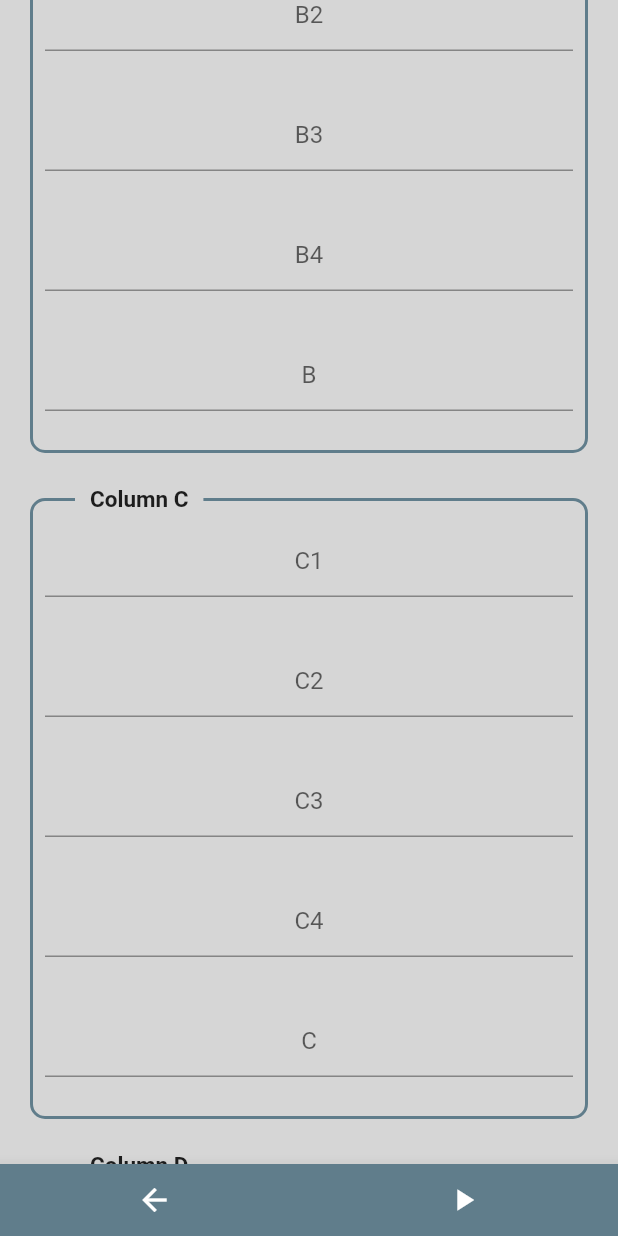
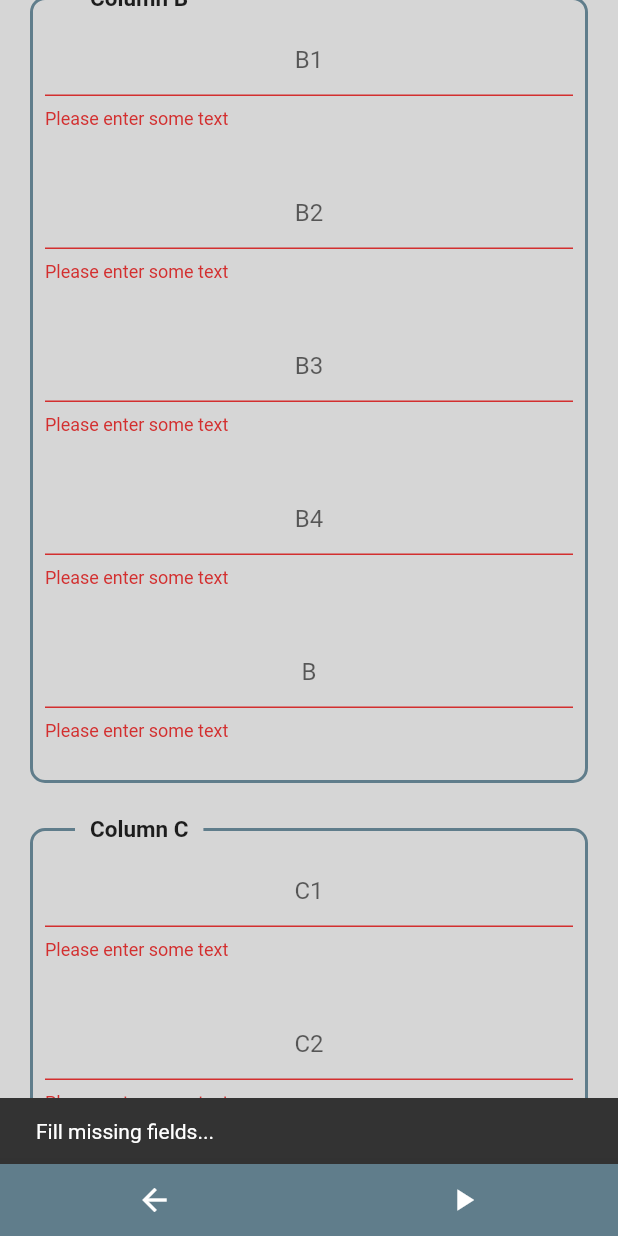
Before and after one commit to Pkisic/associate_me, a Flutter app: the CreatePage screen opened directly, scrolled down 576 dp, after a tap on the "play arrow" icon, on a phone screen of 412 x 824 dp. Run offline on Flutter 3.47's test engine with Material 2 defaults, Android fonts, the phone set to English and light mode, and no system bars.

Commit message:
Added validation and persistent text after validation

```diff
--- a/lib/views/create_page.dart
+++ b/lib/views/create_page.dart
@@ -11,6 +11,7 @@ class CreatePage extends StatefulWidget {
 
 class _CreatePageState extends State<CreatePage> {
   final service = BaseService();
+  final _formKey = GlobalKey<FormState>();
   Map<String, TextEditingController> textEditingControllers = {};
 
   @override
@@ -23,6 +24,7 @@ class _CreatePageState extends State<CreatePage> {
   Widget build(BuildContext context) {
     return MyInheritedWidget(
       map: textEditingControllers,
+      formKey: _formKey,
       child: Scaffold(
         backgroundColor: Colors.grey[350],
         bottomNavigationBar: BottomAppBar(
@@ -39,6 +41,14 @@ class _CreatePageState extends State<CreatePage> {
               ),
               IconButton(
                 onPressed: () {
+                  if (!_formKey.currentState!.validate()) {
+                    ScaffoldMessenger.of(context).showSnackBar(
+                      const SnackBar(
+                        content: Text('Fill missing fields...'),
+                      ),
+                    );
+                    return;
+                  }
                   var s =
                       service.makeAssociationFromForm(textEditingControllers);
                   print(s);
@@ -73,8 +83,11 @@ class _CreateNewAssociationFormState extends State<CreateNewAssociationForm> {
       child: SingleChildScrollView(
         physics: const BouncingScrollPhysics(),
         scrollDirection: Axis.vertical,
-        child: Column(
-          children: createColumnsForInput(textEditingControllers),
+        child: Form(
+          key: MyInheritedWidget.of(context).formKey,
+          child: Column(
+            children: createColumnsForInput(textEditingControllers),
+          ),
         ),
       ),
     );
@@ -85,14 +98,20 @@ List<Widget> createColumnsForInput(textEditingControllers) {
   List<Widget> columns = [];
 
   Widget returnField(String hintText, int? i, bool isAns) {
-    var textEditingController = new TextEditingController();
-    textEditingControllers.putIfAbsent(
-      (isAns) ? hintText : "$hintText$i",
-      () => textEditingController,
-    );
+    var key = (isAns) ? hintText : "$hintText$i";
+    if (!textEditingControllers.containsKey(key)) {
+      textEditingControllers[key] = TextEditingController();
+    }
+    var textEditingController = textEditingControllers[key];
     return Padding(
       padding: const EdgeInsets.symmetric(horizontal: 8, vertical: 16),
-      child: TextField(
+      child: TextFormField(
+        validator: (value) {
+          if (value == null || value.isEmpty) {
+            return 'Please enter some text';
+          }
+          return null;
+        },
         textAlign: TextAlign.center,
         decoration: InputDecoration(
           border: const UnderlineInputBorder(),
@@ -173,11 +192,13 @@ class MyInheritedWidget extends InheritedWidget {
     Key? key,
     required this.child,
     required this.map,
+    required this.formKey,
   }) : super(key: key, child: child);
 
   @override
   final Widget child;
   final Map map;
+  final GlobalKey<FormState> formKey;
   static MyInheritedWidget of(BuildContext context) =>
       context.dependOnInheritedWidgetOfExactType<MyInheritedWidget>()!;
 
```
